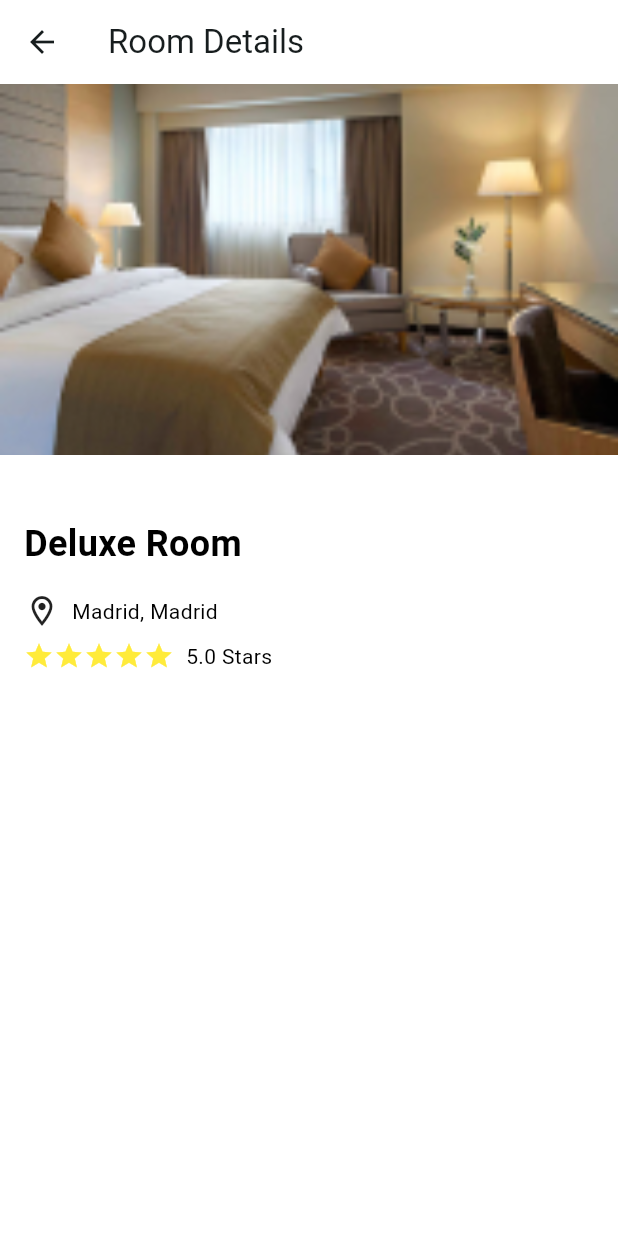
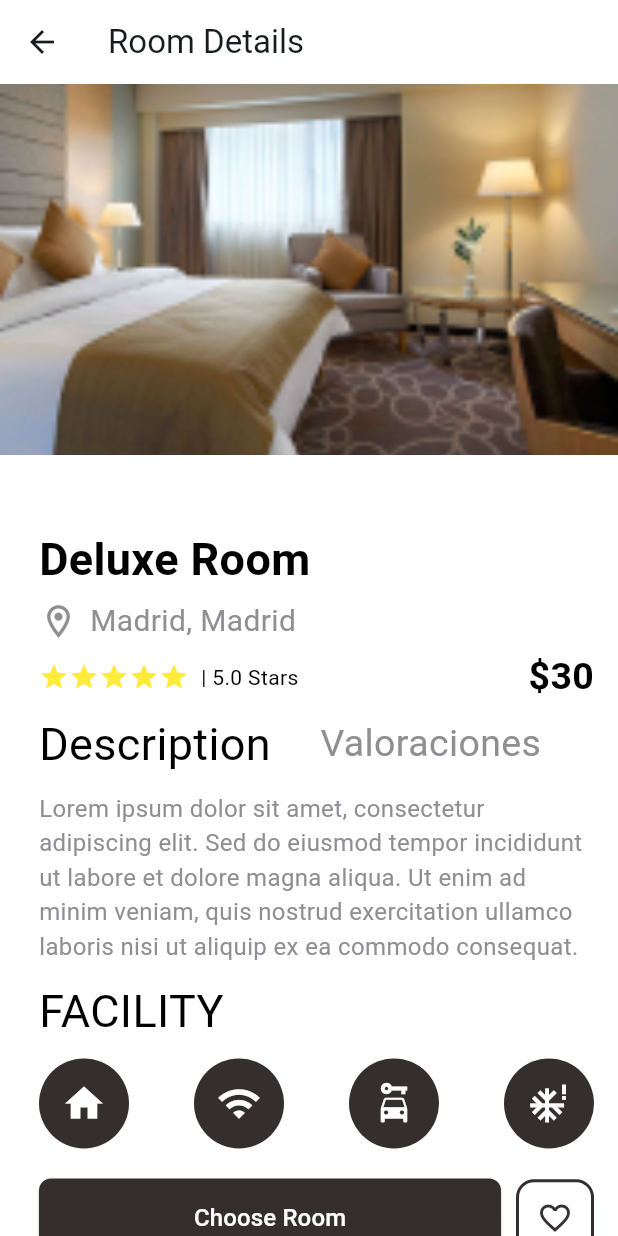
Before and after one commit to Arthritisboy/3Y1Cryptotel, a Flutter app: the HomeScreen screen opened directly, after a tap on the "favorite outline" icon, after a tap on "Deluxe Room", on a phone screen of 412 x 824 dp. Run offline on Flutter 3.47's test engine with Material 3 defaults, Android fonts, the phone set to English and light mode, and no system bars; our stand-ins replace google_fonts, transparent_image; Roboto replaces fonts that are missing (Inder).

Commit message:
room screen ui

```diff
--- a/mobile/lib/presentation/screens/room_screen.dart
+++ b/mobile/lib/presentation/screens/room_screen.dart
@@ -1,16 +1,19 @@
 import 'package:flutter/material.dart';
-import 'package:hotel_flutter/presentation/widgets/home/background_image.dart'; // Update with the correct path if necessary
+import 'package:hotel_flutter/presentation/widgets/room/facility_icon.dart';
+import 'package:hotel_flutter/presentation/widgets/room/background_room_image.dart'; // Update with the correct path if necessary
 
 class RoomScreen extends StatefulWidget {
   final String backgroundImage;
   final String roomName;
   final double rating; // Add rating as a parameter
+  final int price; // Add price as a parameter
 
   const RoomScreen({
     super.key,
     required this.backgroundImage,
     required this.roomName,
     required this.rating, // Initialize rating
+    required this.price, // Initialize price
   });
 
   @override
@@ -53,7 +56,7 @@ class _RoomScreen extends State<RoomScreen> {
             left: 0,
             right: 0,
             height: MediaQuery.of(context).size.height * 0.3,
-            child: BackgroundImage(image: widget.backgroundImage),
+            child: BackgroundRoomImage(image: widget.backgroundImage),
           ),
           Positioned(
             bottom: 0,
@@ -66,45 +69,143 @@ class _RoomScreen extends State<RoomScreen> {
                 borderRadius: BorderRadius.vertical(top: Radius.circular(30.0)),
               ),
               child: SingleChildScrollView(
-                child: Column(
-                  crossAxisAlignment: CrossAxisAlignment.start,
-                  children: [
-                    Padding(
-                      padding: const EdgeInsets.all(16.0),
-                      child: Text(
+                child: Padding(
+                  padding: const EdgeInsets.only(left: 26, right: 16, top: 22),
+                  child: Column(
+                    crossAxisAlignment: CrossAxisAlignment.start,
+                    children: [
+                      Text(
                         widget.roomName,
                         style: TextStyle(
-                          fontSize: 24.0,
+                          fontSize: 30.0,
                           fontWeight: FontWeight.bold,
                           color: Colors.black,
                         ),
                       ),
-                    ),
-                    Padding(
-                      padding: const EdgeInsets.symmetric(horizontal: 16.0),
-                      child: Row(
+                      SizedBox(height: 5),
+                      Row(
                         children: [
-                          Icon(Icons.location_on_outlined),
+                          Icon(
+                            Icons.location_on_outlined,
+                            color: const Color.fromARGB(255, 142, 142, 147),
+                            size: 26,
+                          ),
                           SizedBox(width: 8.0),
-                          Text('Madrid, Madrid'),
+                          Text(
+                            'Madrid, Madrid',
+                            style: TextStyle(
+                              color: const Color.fromARGB(255, 142, 142, 147),
+                              fontSize: 20,
+                            ),
+                          ),
                         ],
                       ),
-                    ),
-                    Padding(
-                      padding: const EdgeInsets.symmetric(
-                          horizontal: 16.0, vertical: 8.0),
-                      child: Row(
+                      SizedBox(height: 5),
+                      Row(
                         children: [
-                          Row(
-                              children: _buildStarRating(
-                                  widget.rating)), // Use the passed rating
+                          Row(children: _buildStarRating(widget.rating)),
                           SizedBox(width: 8.0),
-                          Text('${widget.rating} Stars') // Show the rating text
+                          Text('| ${widget.rating} Stars'),
+                          Spacer(),
+                          Text(
+                            '\$${widget.price}', // Display price
+                            style: TextStyle(
+                              fontSize: 25.0,
+                              fontWeight: FontWeight.bold,
+                            ),
+                          ),
                         ],
                       ),
-                    ),
-                    // Add more widgets or details as needed
-                  ],
+                      SizedBox(height: 5),
+                      Row(
+                        children: [
+                          Expanded(
+                            child: Text(
+                              'Description',
+                              style: TextStyle(
+                                fontSize: 30,
+                                fontWeight: FontWeight.w400,
+                              ),
+                            ),
+                          ),
+                          SizedBox(width: 5),
+                          Expanded(
+                            child: Text(
+                              'Valoraciones',
+                              style: TextStyle(
+                                fontSize: 25,
+                                color: const Color.fromARGB(255, 142, 142, 147),
+                                fontWeight: FontWeight.w400,
+                              ),
+                            ),
+                          ),
+                        ],
+                      ),
+                      SizedBox(height: 10),
+                      Text(
+                        'Lorem ipsum dolor sit amet, consectetur adipiscing elit. Sed do eiusmod tempor incididunt ut labore et dolore magna aliqua. Ut enim ad minim veniam, quis nostrud exercitation ullamco laboris nisi ut aliquip ex ea commodo consequat.',
+                        style: TextStyle(
+                          color: const Color.fromARGB(255, 142, 142, 147),
+                          fontSize: 16,
+                        ),
+                      ),
+                      SizedBox(height: 10),
+                      Text(
+                        'FACILITY',
+                        style: TextStyle(
+                          fontWeight: FontWeight.w400,
+                          fontSize: 30,
+                        ),
+                      ),
+                      SizedBox(height: 10),
+                      FacilityIcon(),
+                      SizedBox(height: 20),
+                      Row(
+                        children: [
+                          Expanded(
+                            child: ElevatedButton(
+                              onPressed: () {
+                                // Add your onPressed functionality here
+                              },
+                              style: ElevatedButton.styleFrom(
+                                backgroundColor: const Color.fromARGB(
+                                    255, 52, 46, 46), // Background color
+                                padding: EdgeInsets.symmetric(
+                                    vertical: 15, horizontal: 30),
+                              ),
+                              child: Text(
+                                'Choose Room',
+                                style: TextStyle(
+                                  color: Colors.white, // Text color
+                                  fontSize: 16,
+                                ),
+                              ),
+                            ),
+                          ),
+                          SizedBox(width: 10),
+                          Container(
+                            decoration: BoxDecoration(
+                              border: Border.all(
+                                color: const Color.fromARGB(
+                                    255, 52, 46, 46), // Border color
+                                width: 2.0,
+                              ),
+                              borderRadius:
+                                  BorderRadius.circular(12), // Rounded corners
+                            ),
+                            child: IconButton(
+                              icon: Icon(Icons.favorite_outline),
+                              color: const Color.fromARGB(
+                                  255, 52, 46, 46), // Icon color
+                              onPressed: () {
+                                // Add your onPressed functionality here
+                              },
+                            ),
+                          ),
+                        ],
+                      ),
+                    ],
+                  ),
                 ),
               ),
             ),
--- a/mobile/lib/presentation/widgets/home/background_image.dart
+++ b/mobile/lib/presentation/widgets/home/background_image.dart
@@ -6,10 +6,16 @@ class BackgroundImage extends StatelessWidget {
   const BackgroundImage({super.key, required this.image});
   @override
   Widget build(BuildContext context) {
-    return FadeInImage(
-      placeholder: MemoryImage(kTransparentImage),
-      image: AssetImage(image),
-      fit: BoxFit.cover,
+    return ColorFiltered(
+      colorFilter: ColorFilter.mode(
+        Colors.black.withOpacity(0.3),
+        BlendMode.darken,
+      ),
+      child: FadeInImage(
+        placeholder: MemoryImage(kTransparentImage),
+        image: AssetImage(image),
+        fit: BoxFit.cover,
+      ),
     );
   }
 }
--- a/mobile/lib/presentation/widgets/home/popular_rooms.dart
+++ b/mobile/lib/presentation/widgets/home/popular_rooms.dart
@@ -41,11 +41,11 @@ class PopularRooms extends StatelessWidget {
 
   List<Widget> _buildRoomList(BuildContext context) {
     return roomData.map((room) {
-      // Explicitly cast types to avoid errors
       final imagePath = room['imagePath'] as String;
       final roomName = room['roomName'] as String;
       final typeOfRoom = room['typeOfRoom'] as String;
       final star = room['star'] as double;
+      final price = room['price'] as int; // Assuming price is an integer
 
       return Padding(
         padding: const EdgeInsets.only(right: 10.0),
@@ -57,7 +57,8 @@ class PopularRooms extends StatelessWidget {
                 builder: (context) => RoomScreen(
                   backgroundImage: imagePath,
                   roomName: roomName,
-                  rating: star,
+                  rating: star, // Pass the rating to RoomScreen
+                  price: price, // Pass the price to RoomScreen
                 ),
               ),
             );
@@ -68,6 +69,7 @@ class PopularRooms extends StatelessWidget {
             onHeartPressed: (isFilled) => onHeartPressed(imagePath, isFilled),
             roomName: roomName,
             typeOfRoom: typeOfRoom,
+            // price is not included in ImageWithHeart
           ),
         ),
       );
--- a/mobile/lib/presentation/widgets/room/background_room_image.dart
+++ b/mobile/lib/presentation/widgets/room/background_room_image.dart
@@ -7,18 +7,10 @@ class BackgroundRoomImage extends StatelessWidget {
 
   @override
   Widget build(BuildContext context) {
-    return Positioned.fill(
-      child: ColorFiltered(
-        colorFilter: ColorFilter.mode(
-          Colors.black.withOpacity(0.5),
-          BlendMode.darken,
-        ),
-        child: FadeInImage(
-          placeholder: MemoryImage(kTransparentImage),
-          image: AssetImage(image),
-          fit: BoxFit.cover,
-        ),
-      ),
+    return FadeInImage(
+      placeholder: MemoryImage(kTransparentImage),
+      image: AssetImage(image),
+      fit: BoxFit.cover,
     );
   }
 }
--- /dev/null
+++ b/mobile/lib/presentation/widgets/room/facility_icon.dart
@@ -0,0 +1,19 @@
+import 'package:flutter/material.dart';
+import 'package:hotel_flutter/presentation/widgets/home/circle_icon.dart';
+
+class FacilityIcon extends StatelessWidget {
+  const FacilityIcon({Key? key}) : super(key: key);
+
+  @override
+  Widget build(BuildContext context) {
+    return Row(
+      mainAxisAlignment: MainAxisAlignment.spaceBetween,
+      children: [
+        CircleIcon(iconData: Icons.home, size: 60),
+        CircleIcon(iconData: Icons.wifi, size: 60),
+        CircleIcon(iconData: Icons.car_rental, size: 60),
+        CircleIcon(iconData: Icons.severe_cold, size: 60),
+      ],
+    );
+  }
+}
```
